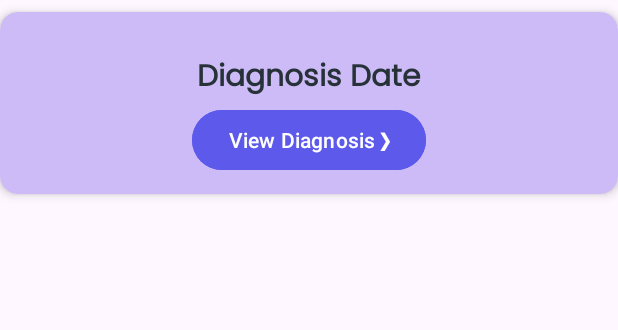
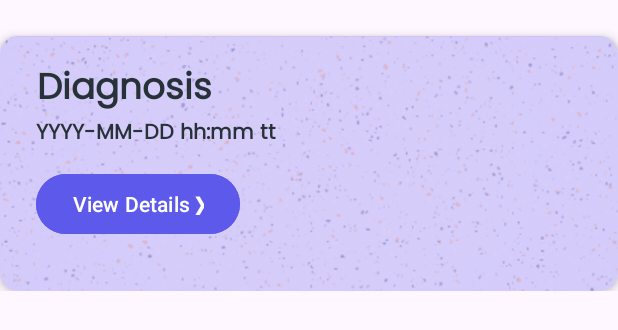
Before and after one commit to denver0619/workwell, an Android app: the layout item_diagnosis.xml on its own in the app's theme, with its tools: preview values and no code run, on a phone screen of 412 x 824 dp. Shown: the top 330 px of the screen. Run offline under Robolectric (Android 15) with nearby library versions, the phone set to English and light mode, and no system bars.

Commit message:
added design on cards

```diff
--- a/app/src/main/res/layout/item_diagnosis.xml
+++ b/app/src/main/res/layout/item_diagnosis.xml
@@ -14,56 +14,72 @@
         app:cardElevation="4dp"
         app:cardCornerRadius="12dp"
         app:cardBackgroundColor="@color/secondary_color"
-        android:layout_marginBottom="16dp"
-        android:clipChildren="true"
-        android:clipToPadding="true"
-        android:padding="12dp"> <!-- Added padding inside the card -->
+        android:layout_marginTop="16dp">
 
-        <androidx.constraintlayout.widget.ConstraintLayout
+        <!-- Background Image Overlay -->
+        <FrameLayout
             android:layout_width="match_parent"
-            android:layout_height="wrap_content"
-            android:orientation="horizontal"
-            android:clipChildren="true"
-            android:clipToPadding="true"
-            android:minHeight="120dp"
-            android:padding="12dp">
+            android:layout_height="match_parent">
+
+            <!-- Image as Background Overlay -->
+            <ImageView
+                android:id="@+id/ivHeroBackground"
+                android:layout_width="match_parent"
+                android:layout_height="match_parent"
+                android:scaleType="centerCrop"
+                android:src="@drawable/bg_texture"
+                android:alpha="1"/>
+
+            <RelativeLayout
+                android:layout_width="match_parent"
+                android:layout_height="160dp"
+                android:padding="16dp">
+
+                <TextView
+                    android:id="@+id/tvDiagnosisTitle"
+                    android:layout_width="363dp"
+                    android:layout_height="37dp"
+                    android:layout_alignParentEnd="true"
+                    android:layout_marginEnd="8dp"
+                    android:gravity="start"
+                    android:text="Diagnosis"
+                    android:textColor="@color/neutral_dark_color"
+                    android:textFontWeight="600"
+                    android:textSize="24sp" />
 
                 <TextView
                     android:id="@+id/tvDiagnosisDate"
-                android:layout_width="0dp"
-                android:layout_height="wrap_content"
-                android:layout_marginTop="16dp"
-                android:gravity="center"
-                android:text="Diagnosis Date"
+                    android:layout_width="match_parent"
+                    android:layout_height="40dp"
+                    android:layout_below="@+id/tvDiagnosisTitle"
+                    android:layout_alignParentStart="true"
+                    android:layout_alignParentEnd="true"
+                    android:layout_marginStart="8dp"
+                    android:layout_marginTop="0dp"
+                    android:layout_marginEnd="8dp"
+                    android:gravity="start"
+                    android:text="@string/placeholder_routine_date"
                     android:textColor="@color/neutral_dark_color"
                     android:textFontWeight="600"
-                android:textSize="20sp"
-                android:maxWidth="320dp"
-                android:lineSpacingExtra="4dp"
-                android:breakStrategy="high_quality"
-                android:singleLine="false"
-                android:ellipsize="none"
-                app:layout_constraintEnd_toEndOf="parent"
-                app:layout_constraintStart_toStartOf="parent"
-                app:layout_constraintTop_toTopOf="parent" />
+                    android:textSize="14sp" />
 
                 <Button
                     android:id="@+id/btnViewDiagnosis"
                     android:layout_width="wrap_content"
                     android:layout_height="48dp"
+                    android:layout_alignParentStart="true"
+                    android:layout_alignParentBottom="true"
+                    android:layout_marginStart="8dp"
+                    android:layout_marginBottom="8dp"
                     android:backgroundTint="@color/accent_color"
                     android:minHeight="48dp"
-                android:text="@string/view_diagnosis"
+                    android:text="@string/fitness_log_card_button_text"
                     android:textColor="@color/white"
-                android:textSize="14sp"
-                app:layout_constraintBottom_toBottomOf="parent"
-                app:layout_constraintEnd_toEndOf="parent"
-                app:layout_constraintHorizontal_bias="0.5"
-                app:layout_constraintStart_toStartOf="parent"
-                app:layout_constraintTop_toBottomOf="@id/tvDiagnosisDate"
-                app:layout_constraintVertical_bias="0.0" />
+                    android:textSize="14sp" />
 
-        </androidx.constraintlayout.widget.ConstraintLayout>
+            </RelativeLayout>
+
+        </FrameLayout>
 
     </androidx.cardview.widget.CardView>
 
--- a/app/src/main/res/layout/item_fitness_log.xml
+++ b/app/src/main/res/layout/item_fitness_log.xml
@@ -16,12 +16,19 @@
         app:cardBackgroundColor="@color/secondary_color"
         android:layout_marginTop="16dp">
 
-<!--        <ImageView-->
-<!--            android:layout_width="wrap_content"-->
-<!--            android:layout_height="match_parent"-->
-<!--            android:src="@drawable/img_placeholder_box"-->
-<!--            android:scaleType="centerCrop"-->
-<!--            android:contentDescription="@string/image_desc"/>-->
+        <!-- Background Image Overlay -->
+        <FrameLayout
+            android:layout_width="match_parent"
+            android:layout_height="match_parent">
+
+            <!-- Image as Background Overlay -->
+            <ImageView
+                android:id="@+id/ivHeroBackground"
+                android:layout_width="match_parent"
+                android:layout_height="match_parent"
+                android:scaleType="centerCrop"
+                android:src="@drawable/bg_texture"
+                android:alpha="1"/>
 
             <RelativeLayout
                 android:layout_width="match_parent"
@@ -72,7 +79,8 @@
 
             </RelativeLayout>
 
+        </FrameLayout>
+
     </androidx.cardview.widget.CardView>
 
-
 </FrameLayout>
```
Lines whose indentation alone changed are shown as unchanged.
